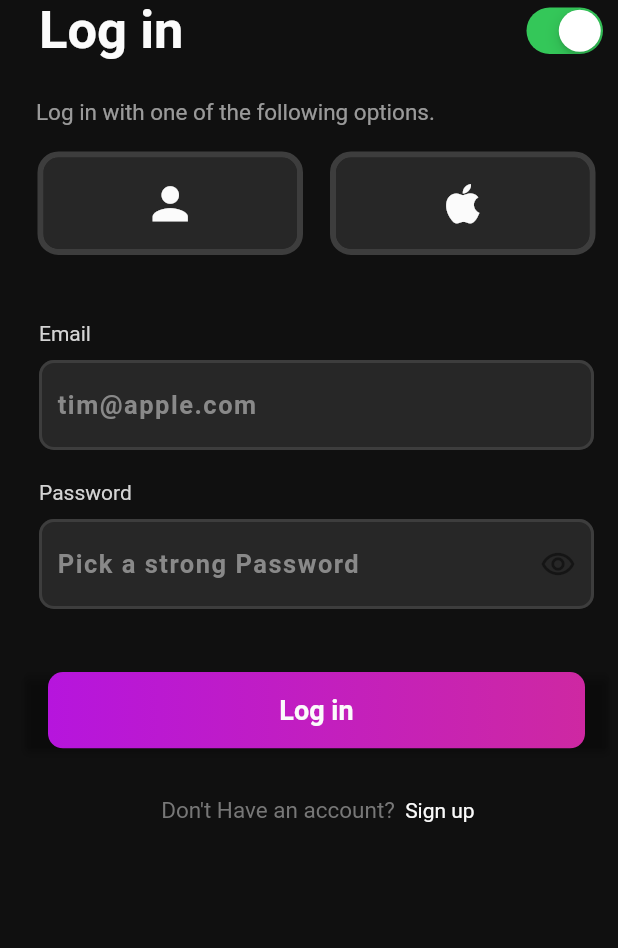
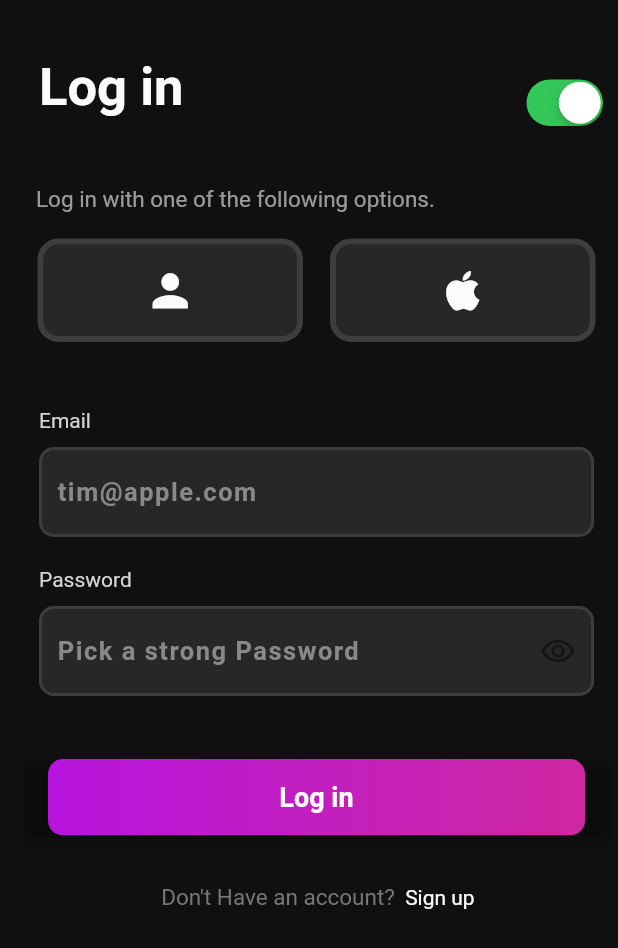
Before and after one commit to john-muinde/notes-app-dribble, a Flutter app: the screen it shows after launch, after a tap on "Log in", on a phone screen of 412 x 824 dp. Shown: the top 948 px of the screen. Run offline on Flutter 3.47's test engine with Material 2 defaults, Android fonts, the phone set to English and light mode, and no system bars; our stand-ins replace gradient_borders; network calls fail.

Commit message:
registration and login

```diff
--- a/lib/views/screens/auth/login_screen.dart
+++ b/lib/views/screens/auth/login_screen.dart
@@ -32,7 +32,7 @@ class _LogInScreenState extends State<LogInScreen> {
       child: Scaffold(
         backgroundColor: Theme.of(context).primaryColor,
         body: Container(
-          margin: const EdgeInsets.only(left: 10),
+          margin: const EdgeInsets.only(left: 10,top: 38),
           child: SingleChildScrollView(
             child: Container(
               padding: const EdgeInsets.symmetric(horizontal: 6),
@@ -55,7 +55,7 @@ class _LogInScreenState extends State<LogInScreen> {
                       //   ),
                       // ),
                       Container(
-                        margin: const EdgeInsets.only(left: 10),
+                        margin: const EdgeInsets.only(left: 10,bottom: 20),
                         child: const Text(
                           'Log in',
                           style: TextStyle(
--- a/lib/views/screens/auth/sign_up_screen.dart
+++ b/lib/views/screens/auth/sign_up_screen.dart
@@ -36,6 +36,7 @@ class _SignUpScreenState extends State<SignUpScreen> {
           child: SingleChildScrollView(
             child: Container(
               padding: const EdgeInsets.symmetric(horizontal: 6),
+              margin: EdgeInsets.only(top: 28),
               child: Column(
                 mainAxisAlignment: MainAxisAlignment.spaceEvenly,
                 crossAxisAlignment: CrossAxisAlignment.start,
@@ -55,7 +56,7 @@ class _SignUpScreenState extends State<SignUpScreen> {
                       //   ),
                       // ),
                       Container(
-                        margin: const EdgeInsets.only(left: 10),
+                        margin: const EdgeInsets.only(left: 10, bottom: 20),
                         child: const Text(
                           'Sign up',
                           style: TextStyle(
@@ -145,9 +146,12 @@ class _SignUpScreenState extends State<SignUpScreen> {
                         InkWell(
                           onTap: () => Navigator.of(context)
                               .pushReplacementNamed(Routes.login),
-                          child: const Text(
-                            'Log in',
-                            style: TextStyle(color: Constants.primaryWhite),
+                          child: Container(
+                            margin: const EdgeInsets.all(10),
+                            child: const Text(
+                              'Log in',
+                              style: TextStyle(color: Constants.primaryWhite),
+                            ),
                           ),
                         )
                       ],
```
